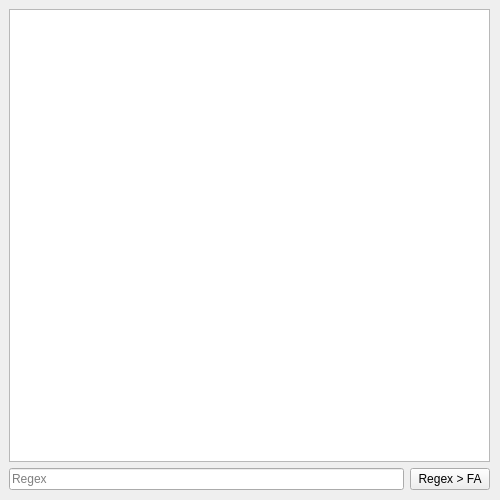
This is main.ui in nicolas0p/Formal-Language-Simulator as Qt 5 draws it before an edit. The edited form follows.
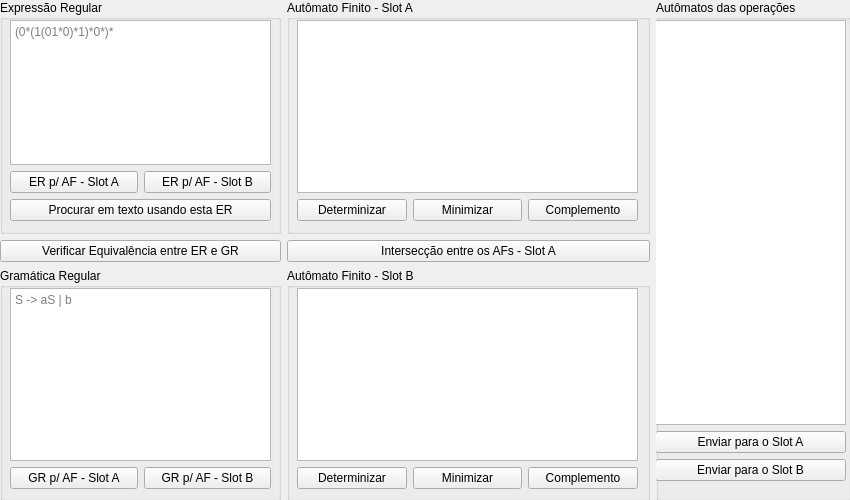
This is the edited form.

Commit message: Actual GUI, buttons connected to default behavior

```diff
--- a/main.ui
+++ b/main.ui
@@ -6,62 +6,281 @@
    <rect>
     <x>0</x>
     <y>0</y>
-    <width>500</width>
+    <width>850</width>
     <height>500</height>
    </rect>
   </property>
   <property name="minimumSize">
    <size>
-    <width>500</width>
+    <width>850</width>
     <height>500</height>
    </size>
   </property>
   <property name="maximumSize">
    <size>
-    <width>500</width>
+    <width>850</width>
     <height>500</height>
    </size>
   </property>
   <property name="windowTitle">
    <string>Formal Languages Simulator</string>
   </property>
-  <property name="windowOpacity">
-   <double>1.000000000000000</double>
-  </property>
-  <widget class="QWidget" name="verticalLayoutWidget">
+  <widget class="QWidget" name="horizontalLayoutWidget">
    <property name="geometry">
     <rect>
-     <x>9</x>
-     <y>9</y>
-     <width>481</width>
-     <height>481</height>
+     <x>0</x>
+     <y>0</y>
+     <width>851</width>
+     <height>501</height>
     </rect>
    </property>
-   <layout class="QVBoxLayout" name="verticalLayout">
-    <property name="sizeConstraint">
-     <enum>QLayout::SetDefaultConstraint</enum>
-    </property>
+   <layout class="QHBoxLayout" name="horizontalLayout" stretch="40,12">
     <item>
-     <layout class="QVBoxLayout" name="verticalLayout_3">
-      <item>
-       <widget class="QTableView" name="fa_table"/>
+     <layout class="QGridLayout" name="gridLayout" columnstretch="0,62,80">
+      <item row="2" column="1">
+       <widget class="QPushButton" name="er_equals_gr_btn">
+        <property name="text">
+         <string>Verificar Equivalência entre ER e GR</string>
+        </property>
+       </widget>
+      </item>
+      <item row="2" column="2">
+       <widget class="QPushButton" name="int_fa_a_btn">
+        <property name="text">
+         <string>Intersecção entre os AFs - Slot A</string>
+        </property>
+       </widget>
+      </item>
+      <item row="3" column="1">
+       <widget class="QGroupBox" name="groupBox_3">
+        <property name="title">
+         <string>Gramática Regular</string>
+        </property>
+        <widget class="QWidget" name="verticalLayoutWidget_2">
+         <property name="geometry">
+          <rect>
+           <x>10</x>
+           <y>20</y>
+           <width>261</width>
+           <height>201</height>
+          </rect>
+         </property>
+         <layout class="QVBoxLayout" name="verticalLayout_2">
+          <item>
+           <widget class="QPlainTextEdit" name="gr_text">
+            <property name="placeholderText">
+             <string>S -&gt; aS | b </string>
+            </property>
+           </widget>
+          </item>
+          <item>
+           <layout class="QGridLayout" name="gridLayout_3">
+            <item row="0" column="0">
+             <widget class="QPushButton" name="gr_fa_a_btn">
+              <property name="text">
+               <string>GR p/ AF - Slot A</string>
+              </property>
+             </widget>
+            </item>
+            <item row="0" column="1">
+             <widget class="QPushButton" name="gr_fa_b_btn">
+              <property name="text">
+               <string>GR p/ AF - Slot B</string>
+              </property>
+             </widget>
+            </item>
+           </layout>
+          </item>
+         </layout>
+        </widget>
+       </widget>
+      </item>
+      <item row="1" column="2">
+       <widget class="QGroupBox" name="groupBox_2">
+        <property name="title">
+         <string>Autômato Finito - Slot A</string>
+        </property>
+        <widget class="QWidget" name="verticalLayoutWidget_3">
+         <property name="geometry">
+          <rect>
+           <x>10</x>
+           <y>20</y>
+           <width>341</width>
+           <height>201</height>
+          </rect>
+         </property>
+         <layout class="QVBoxLayout" name="verticalLayout_3">
+          <item>
+           <widget class="QTableWidget" name="fa_a_table"/>
+          </item>
+          <item>
+           <layout class="QGridLayout" name="gridLayout_4">
+            <item row="0" column="1">
+             <widget class="QPushButton" name="min_fa_a_btn">
+              <property name="text">
+               <string>Minimizar</string>
+              </property>
+             </widget>
+            </item>
+            <item row="0" column="0">
+             <widget class="QPushButton" name="det_af_a_btn">
+              <property name="text">
+               <string>Determinizar</string>
+              </property>
+             </widget>
+            </item>
+            <item row="0" column="2">
+             <widget class="QPushButton" name="com_fa_a_btn">
+              <property name="text">
+               <string>Complemento</string>
+              </property>
+             </widget>
+            </item>
+           </layout>
+          </item>
+         </layout>
+        </widget>
+       </widget>
+      </item>
+      <item row="3" column="2">
+       <widget class="QGroupBox" name="groupBox_4">
+        <property name="title">
+         <string>Autômato Finito - Slot B</string>
+        </property>
+        <widget class="QWidget" name="verticalLayoutWidget_4">
+         <property name="geometry">
+          <rect>
+           <x>10</x>
+           <y>20</y>
+           <width>341</width>
+           <height>201</height>
+          </rect>
+         </property>
+         <layout class="QVBoxLayout" name="verticalLayout_4">
+          <item>
+           <widget class="QTableView" name="fa_b_table"/>
+          </item>
+          <item>
+           <layout class="QGridLayout" name="gridLayout_5">
+            <item row="0" column="1">
+             <widget class="QPushButton" name="min_fa_b_btn">
+              <property name="text">
+               <string>Minimizar</string>
+              </property>
+             </widget>
+            </item>
+            <item row="0" column="0">
+             <widget class="QPushButton" name="det_fa_b_btn">
+              <property name="text">
+               <string>Determinizar</string>
+              </property>
+             </widget>
+            </item>
+            <item row="0" column="2">
+             <widget class="QPushButton" name="com_fa_b_btn">
+              <property name="text">
+               <string>Complemento</string>
+              </property>
+             </widget>
+            </item>
+           </layout>
+          </item>
+         </layout>
+        </widget>
+       </widget>
+      </item>
+      <item row="1" column="1">
+       <widget class="QGroupBox" name="groupBox">
+        <property name="title">
+         <string>Expressão Regular</string>
+        </property>
+        <widget class="QWidget" name="verticalLayoutWidget">
+         <property name="geometry">
+          <rect>
+           <x>10</x>
+           <y>20</y>
+           <width>261</width>
+           <height>201</height>
+          </rect>
+         </property>
+         <layout class="QVBoxLayout" name="verticalLayout">
+          <property name="sizeConstraint">
+           <enum>QLayout::SetDefaultConstraint</enum>
+          </property>
+          <item>
+           <widget class="QPlainTextEdit" name="er_text">
+            <property name="placeholderText">
+             <string>(0*(1(01*0)*1)*0*)*</string>
+            </property>
+           </widget>
+          </item>
+          <item>
+           <layout class="QGridLayout" name="gridLayout_2">
+            <item row="0" column="1">
+             <widget class="QPushButton" name="er_fa_b_btn">
+              <property name="text">
+               <string>ER p/ AF - Slot B</string>
+              </property>
+             </widget>
+            </item>
+            <item row="0" column="0">
+             <widget class="QPushButton" name="er_fa_a_btn">
+              <property name="text">
+               <string>ER p/ AF - Slot A</string>
+              </property>
+             </widget>
+            </item>
+           </layout>
+          </item>
+          <item>
+           <widget class="QPushButton" name="er_search_btn">
+            <property name="text">
+             <string>Procurar em texto usando esta ER</string>
+            </property>
+           </widget>
+          </item>
+         </layout>
+        </widget>
+       </widget>
       </item>
      </layout>
     </item>
     <item>
-     <layout class="QHBoxLayout" name="horizontalLayout_2">
+     <layout class="QVBoxLayout" name="verticalLayout_5">
       <item>
-       <widget class="QLineEdit" name="regex_txt">
-        <property name="placeholderText">
-         <string>Regex</string>
+       <widget class="QGroupBox" name="groupBox_5">
+        <property name="title">
+         <string>Autômatos das operações</string>
         </property>
-       </widget>
-      </item>
-      <item>
-       <widget class="QPushButton" name="regex_to_fa_btn">
-        <property name="text">
-         <string>Regex &gt; FA</string>
-        </property>
+        <widget class="QWidget" name="verticalLayoutWidget_6">
+         <property name="geometry">
+          <rect>
+           <x>-1</x>
+           <y>20</y>
+           <width>191</width>
+           <height>461</height>
+          </rect>
+         </property>
+         <layout class="QVBoxLayout" name="verticalLayout_6">
+          <item>
+           <widget class="QListView" name="fa_list"/>
+          </item>
+          <item>
+           <widget class="QPushButton" name="fa_list_a_btn">
+            <property name="text">
+             <string>Enviar para o Slot A</string>
+            </property>
+           </widget>
+          </item>
+          <item>
+           <widget class="QPushButton" name="fa_list_b_btn">
+            <property name="text">
+             <string>Enviar para o Slot B</string>
+            </property>
+           </widget>
+          </item>
+         </layout>
+        </widget>
        </widget>
       </item>
      </layout>
```
Left out of the diff: 2 changed lines with no effect on the pictures. The commit also changes 3 other files.
